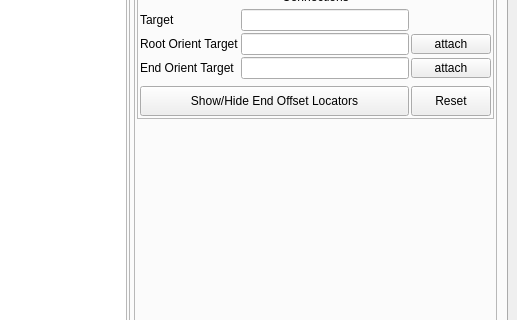
The window that ui/designer/mainWindow.ui (PavelCrow/RigStudio3) describes before a commit, drawn with Qt 5; both pictures show x 204 to 721 and y 188 to 508 of the 721 by 982 pixel window.
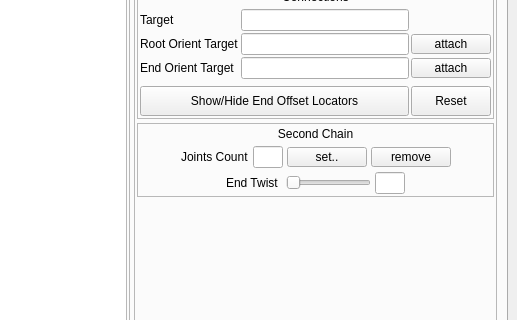
The same window after the commit.

Commit message:
Version 3.28.03 - pk_twist: вторая цепочка на той же кости
Рукав над рукой: своя цепочка костей на той же кости, тот же контрол и та
же нода. Отдельным массивом secondJoint/secondOut, а не слоем на элементах
первой цепочки - у твиста без неё массив пуст и весь проход пропускается.
Своих драйверов у неё нет, вместо них secondDriverBlend: 1 даёт то же, что
получает косточка первой цепочки в той же точке кости, 0 оставляет цепочку
ехать с костью. Группа Second Chain в UI - количество костей, remove и
слайдер бленда.

```diff
--- a/ui/designer/mainWindow.ui
+++ b/ui/designer/mainWindow.ui
@@ -5081,6 +5081,242 @@
               </layout>
              </widget>
             </item>
+            <item>
+             <widget class="QFrame" name="twistSecond_frame">
+              <property name="frameShape">
+               <enum>QFrame::StyledPanel</enum>
+              </property>
+              <property name="frameShadow">
+               <enum>QFrame::Plain</enum>
+              </property>
+              <layout class="QVBoxLayout" name="verticalLayout_73">
+               <property name="spacing">
+                <number>4</number>
+               </property>
+               <property name="leftMargin">
+                <number>2</number>
+               </property>
+               <property name="topMargin">
+                <number>2</number>
+               </property>
+               <property name="rightMargin">
+                <number>2</number>
+               </property>
+               <property name="bottomMargin">
+                <number>2</number>
+               </property>
+               <item>
+                <widget class="QLabel" name="twistSecond_label">
+                 <property name="minimumSize">
+                  <size>
+                   <width>0</width>
+                   <height>16</height>
+                  </size>
+                 </property>
+                 <property name="text">
+                  <string>Second Chain</string>
+                 </property>
+                 <property name="alignment">
+                  <set>Qt::AlignCenter</set>
+                 </property>
+                </widget>
+               </item>
+               <item>
+                <widget class="QFrame" name="twistSecond_groupFrame">
+                 <property name="frameShape">
+                  <enum>QFrame::NoFrame</enum>
+                 </property>
+                 <layout class="QVBoxLayout" name="verticalLayout_74">
+                  <property name="spacing">
+                   <number>4</number>
+                  </property>
+                  <property name="leftMargin">
+                   <number>0</number>
+                  </property>
+                  <property name="topMargin">
+                   <number>0</number>
+                  </property>
+                  <property name="rightMargin">
+                   <number>0</number>
+                  </property>
+                  <property name="bottomMargin">
+                   <number>0</number>
+                  </property>
+                   <item>
+                    <layout class="QHBoxLayout" name="horizontalLayout_62">
+                     <item>
+                      <spacer name="horizontalSpacer_34">
+                       <property name="orientation">
+                        <enum>Qt::Horizontal</enum>
+                       </property>
+                       <property name="sizeHint" stdset="0">
+                        <size>
+                         <width>0</width>
+                         <height>20</height>
+                        </size>
+                       </property>
+                      </spacer>
+                     </item>
+                     <item>
+                      <widget class="QLabel" name="label_39">
+                       <property name="text">
+                        <string>Joints Count</string>
+                       </property>
+                      </widget>
+                     </item>
+                     <item>
+                      <widget class="QLineEdit" name="twistsSecondJointsCount_lineEdit">
+                       <property name="minimumSize">
+                        <size>
+                         <width>30</width>
+                         <height>0</height>
+                        </size>
+                       </property>
+                       <property name="maximumSize">
+                        <size>
+                         <width>30</width>
+                         <height>16777215</height>
+                        </size>
+                       </property>
+                       <property name="readOnly">
+                        <bool>true</bool>
+                       </property>
+                      </widget>
+                     </item>
+                     <item>
+                      <widget class="QPushButton" name="changeSecondJointsCount_btn">
+                       <property name="minimumSize">
+                        <size>
+                         <width>60</width>
+                         <height>0</height>
+                        </size>
+                       </property>
+                       <property name="maximumSize">
+                        <size>
+                         <width>80</width>
+                         <height>20</height>
+                        </size>
+                       </property>
+                       <property name="baseSize">
+                        <size>
+                         <width>0</width>
+                         <height>0</height>
+                        </size>
+                       </property>
+                       <property name="text">
+                        <string>set..</string>
+                       </property>
+                      </widget>
+                     </item>
+<item>
+                      <widget class="QPushButton" name="removeSecondChain_btn">
+                       <property name="minimumSize">
+                        <size>
+                         <width>60</width>
+                         <height>0</height>
+                        </size>
+                       </property>
+                       <property name="maximumSize">
+                        <size>
+                         <width>80</width>
+                         <height>20</height>
+                        </size>
+                       </property>
+                       <property name="baseSize">
+                        <size>
+                         <width>0</width>
+                         <height>0</height>
+                        </size>
+                       </property>
+                       <property name="text">
+                        <string>remove</string>
+                       </property>
+                      </widget>
+                     </item>
+                     <item>
+                      <spacer name="horizontalSpacer_35">
+                       <property name="orientation">
+                        <enum>Qt::Horizontal</enum>
+                       </property>
+                       <property name="sizeHint" stdset="0">
+                        <size>
+                         <width>0</width>
+                         <height>20</height>
+                        </size>
+                       </property>
+                      </spacer>
+                     </item>
+                    </layout>
+                   </item>
+                   <item>
+                    <layout class="QHBoxLayout" name="horizontalLayout_61">
+                     <item>
+                      <spacer name="horizontalSpacer_32">
+                       <property name="orientation">
+                        <enum>Qt::Horizontal</enum>
+                       </property>
+                       <property name="sizeHint" stdset="0">
+                        <size>
+                         <width>0</width>
+                         <height>20</height>
+                        </size>
+                       </property>
+                      </spacer>
+                     </item>
+                     <item>
+                      <widget class="QLabel" name="label_38">
+                       <property name="text">
+                        <string>End Twist </string>
+                       </property>
+                      </widget>
+                     </item>
+                     <item>
+                      <widget class="QSlider" name="twistSecond_slider">
+                       <property name="orientation">
+                        <enum>Qt::Horizontal</enum>
+                       </property>
+                      </widget>
+                     </item>
+                     <item>
+                      <widget class="QLineEdit" name="twistSecond_slider_lineEdit">
+                       <property name="minimumSize">
+                        <size>
+                         <width>30</width>
+                         <height>0</height>
+                        </size>
+                       </property>
+                       <property name="maximumSize">
+                        <size>
+                         <width>30</width>
+                         <height>16777215</height>
+                        </size>
+                       </property>
+                       <property name="readOnly">
+                        <bool>true</bool>
+                       </property>
+                      </widget>
+                     </item>
+                     <item>
+                      <spacer name="horizontalSpacer_33">
+                       <property name="orientation">
+                        <enum>Qt::Horizontal</enum>
+                       </property>
+                       <property name="sizeHint" stdset="0">
+                        <size>
+                         <width>0</width>
+                         <height>20</height>
+                        </size>
+                       </property>
+                      </spacer>
+                     </item>
+                    </layout>
+                   </item>
+                 </layout>
+                </widget>
+               </item>
+              </layout>
+             </widget>
+            </item>
             <item>
              <spacer name="verticalSpacer_6">
               <property name="orientation">
```
Left out of the diff: 2 changed lines with no effect on the pictures. The commit also changes 5 other files.
